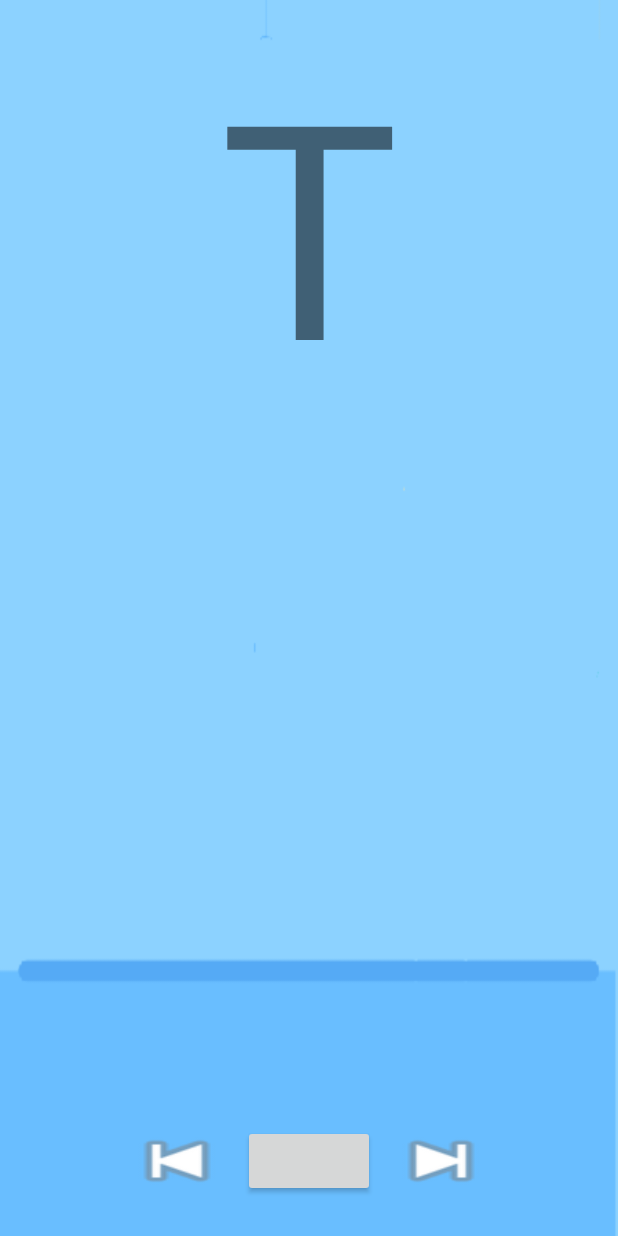
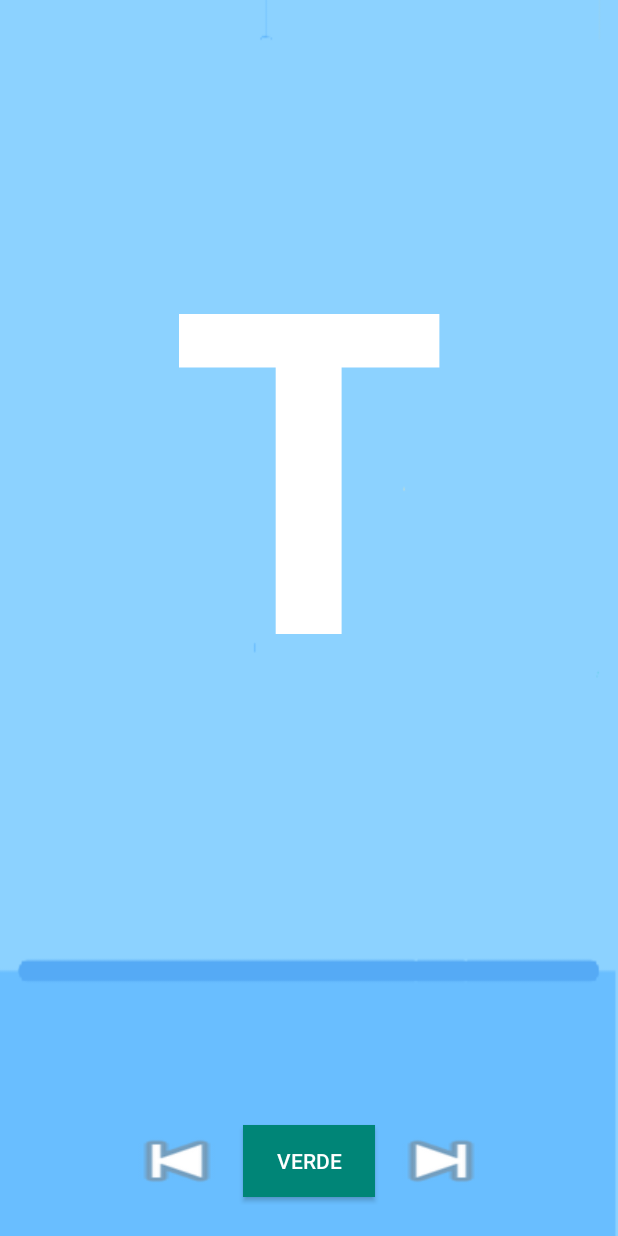
Before and after one commit to DanielAntonioSitoe/ABCrianca, an Android app: the layout activity_desenhar.xml on its own in the app's theme, with its tools: preview values and no code run, on a phone screen of 412 x 824 dp. Run offline under Robolectric (Android 15) with nearby library versions, the phone set to English and light mode, and no system bars.

Commit message:
updates paint colors

```diff
--- a/app/src/main/res/layout/activity_desenhar.xml
+++ b/app/src/main/res/layout/activity_desenhar.xml
@@ -1,5 +1,6 @@
 <?xml version="1.0" encoding="utf-8"?>
-<RelativeLayout xmlns:android="http://schemas.android.com/apk/res/android"
+<androidx.constraintlayout.widget.ConstraintLayout
+    xmlns:android="http://schemas.android.com/apk/res/android"
     xmlns:app="http://schemas.android.com/apk/res-auto"
     xmlns:tools="http://schemas.android.com/tools"
     android:layout_width="match_parent"
@@ -13,21 +14,28 @@
         android:columnCount="1"
         android:padding="15dp"
         android:rowCount="1">
-        <RelativeLayout
+        <androidx.constraintlayout.widget.ConstraintLayout
             android:layout_width="match_parent"
             android:layout_height="wrap_content"
             android:layout_row="0"
             android:layout_column="0"
             android:layout_rowWeight="1"
             android:layout_gravity="fill">
+
             <TextView
                 android:id="@+id/textViewDesenhar"
                 android:layout_width="match_parent"
-                android:layout_height="wrap_content"
+                android:layout_height="0px"
+                android:gravity="center"
                 android:text="@string/textViewAprender"
-                android:textAlignment="center"
-                android:textSize="200sp" />
-        </RelativeLayout>
+                android:textStyle="bold"
+                android:textColor="@color/cardview_light_background"
+                android:textSize="300dp"
+                app:layout_constraintEnd_toEndOf="parent"
+                app:layout_constraintHeight_percent="0.80"
+                app:layout_constraintStart_toStartOf="parent"
+                app:layout_constraintTop_toTopOf="parent" />
+        </androidx.constraintlayout.widget.ConstraintLayout>
         <RelativeLayout
             android:layout_width="match_parent"
             android:layout_height="wrap_content">
@@ -54,6 +62,10 @@
             android:layout_height="wrap_content"
             android:layout_marginLeft="-5dp"
             android:layout_row="0"
+            android:onClick="mudarCor"
+            android:background="@color/colorPrimary"
+            android:textColor="@color/cardview_light_background"
+            android:text="Verde"
             android:layout_column="1"
             android:layout_margin="5dp" />
 
@@ -72,4 +84,4 @@
 
         </RelativeLayout>
     </GridLayout>
-</RelativeLayout>
+</androidx.constraintlayout.widget.ConstraintLayout >
```
Also changed, not shown: app/src/main/java/com/example/abcriana/Desenhar.java (+27 -0 lines), app/src/main/java/com/example/abcriana/PaintView.java (+11 -3 lines).
